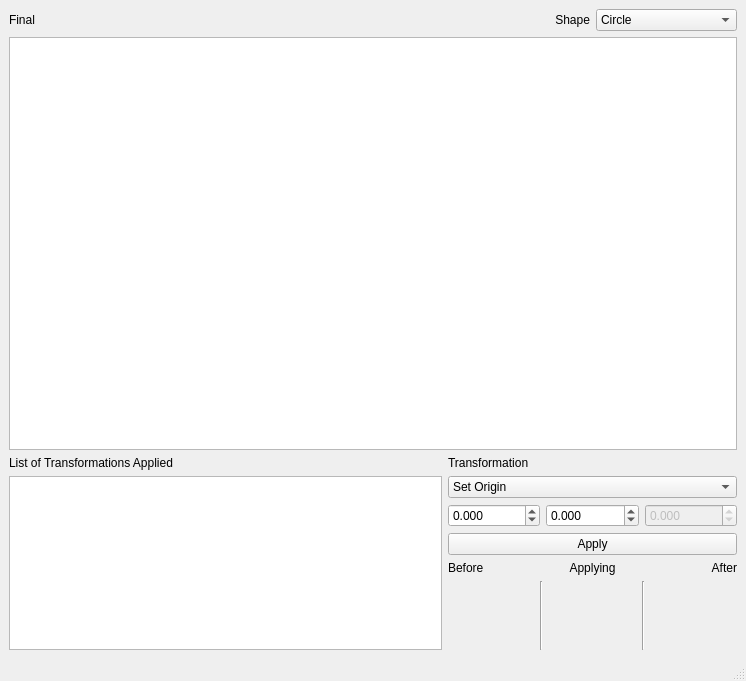
The window that mainwindow.ui (osamakawish/QtTransformations) describes before a commit, drawn with Qt 5.
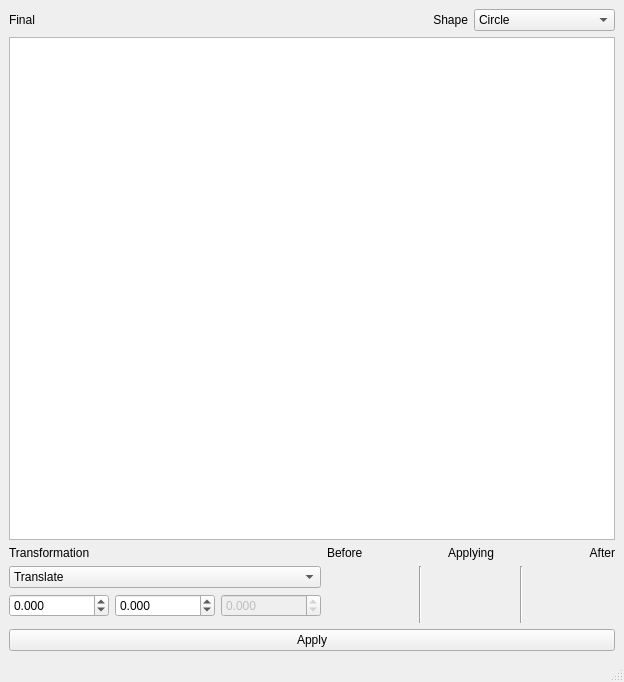
The same window after the commit. Custom widgets are drawn as their Qt base class.

Commit message:
Software programming complete. UI designing left.
Removed list view for this version.
Set origin changed to move origin.
Should add final origin point somewhere.

What changed in the file:
```diff
--- a/mainwindow.ui
+++ b/mainwindow.ui
@@ -6,22 +6,15 @@
    <rect>
     <x>0</x>
     <y>0</y>
-    <width>746</width>
-    <height>681</height>
+    <width>624</width>
+    <height>682</height>
    </rect>
   </property>
   <property name="windowTitle">
    <string>MainWindow</string>
   </property>
   <widget class="QWidget" name="centralwidget">
-   <layout class="QGridLayout" name="gridLayout" rowstretch="0,6,0,0,0,0,0,1" columnstretch="3,2">
-    <item row="0" column="0">
-     <widget class="QLabel" name="finalLabel">
-      <property name="text">
-       <string>Final</string>
-      </property>
-     </widget>
-    </item>
+   <layout class="QGridLayout" name="gridLayout" rowstretch="0,6,0,0,0,0,0,0,0,0" columnstretch="3,2">
     <item row="0" column="1">
      <layout class="QHBoxLayout" name="horizontalLayout_2">
       <item>
@@ -55,145 +48,17 @@
       </item>
      </layout>
     </item>
-    <item row="2" column="0">
-     <widget class="QLabel" name="transformListLabel">
-      <property name="text">
-       <string>List of Transformations Applied</string>
+    <item row="1" column="0" colspan="2">
+     <widget class="QGraphicsView" name="graphicsViewFinal">
+      <property name="dragMode">
+       <enum>QGraphicsView::ScrollHandDrag</enum>
       </property>
-     </widget>
-    </item>
-    <item row="2" column="1">
-     <widget class="QLabel" name="transformationLabel">
-      <property name="text">
-       <string>Transformation</string>
+      <property name="viewportUpdateMode">
+       <enum>QGraphicsView::NoViewportUpdate</enum>
       </property>
      </widget>
     </item>
-    <item row="3" column="0" rowspan="5">
-     <widget class="QListView" name="listView"/>
-    </item>
-    <item row="3" column="1">
-     <widget class="QComboBox" name="transformComboBox">
-      <item>
-       <property name="text">
-        <string>Set Origin</string>
-       </property>
-      </item>
-      <item>
-       <property name="text">
-        <string>Translate</string>
-       </property>
-      </item>
-      <item>
-       <property name="text">
-        <string>Scale</string>
-       </property>
-      </item>
-      <item>
-       <property name="text">
-        <string>Shear</string>
-       </property>
-      </item>
-      <item>
-       <property name="text">
-        <string>Project</string>
-       </property>
-      </item>
-     </widget>
-    </item>
-    <item row="4" column="1">
-     <layout class="QHBoxLayout" name="horizontalLayout">
-      <item>
-       <widget class="QDoubleSpinBox" name="xSpinBox">
-        <property name="sizePolicy">
-         <sizepolicy hsizetype="Fixed" vsizetype="Fixed">
-          <horstretch>0</horstretch>
-          <verstretch>0</verstretch>
-         </sizepolicy>
-        </property>
-        <property name="maximumSize">
-         <size>
-          <width>100</width>
-          <height>16777215</height>
-         </size>
-        </property>
-        <property name="decimals">
-         <number>3</number>
-        </property>
-        <property name="minimum">
-         <double>-999.999000000000024</double>
-        </property>
-        <property name="maximum">
-         <double>999.999000000000024</double>
-        </property>
-       </widget>
-      </item>
-      <item>
-       <widget class="QDoubleSpinBox" name="ySpinBox">
-        <property name="sizePolicy">
-         <sizepolicy hsizetype="Fixed" vsizetype="Fixed">
-          <horstretch>0</horstretch>
-          <verstretch>0</verstretch>
-         </sizepolicy>
-        </property>
-        <property name="maximumSize">
-         <size>
-          <width>100</width>
-          <height>16777215</height>
-         </size>
-        </property>
-        <property name="decimals">
-         <number>3</number>
-        </property>
-        <property name="minimum">
-         <double>-999.999000000000024</double>
-        </property>
-        <property name="maximum">
-         <double>999.999000000000024</double>
-        </property>
-       </widget>
-      </item>
-      <item>
-       <widget class="QDoubleSpinBox" name="zSpinBox">
-        <property name="enabled">
-         <bool>false</bool>
-        </property>
-        <property name="sizePolicy">
-         <sizepolicy hsizetype="Fixed" vsizetype="Fixed">
-          <horstretch>0</horstretch>
-          <verstretch>0</verstretch>
-         </sizepolicy>
-        </property>
-        <property name="maximumSize">
-         <size>
-          <width>100</width>
-          <height>16777215</height>
-         </size>
-        </property>
-        <property name="decimals">
-         <number>3</number>
-        </property>
-        <property name="minimum">
-         <double>-999.999000000000024</double>
-        </property>
-        <property name="maximum">
-         <double>999.999000000000024</double>
-        </property>
-        <property name="singleStep">
-         <double>0.100000000000000</double>
-        </property>
-       </widget>
-      </item>
-     </layout>
-    </item>
     <item row="5" column="1">
-     <widget class="QPushButton" name="applyButton">
-      <property name="text">
-       <string>Apply</string>
-      </property>
-     </widget>
-    </item>
-    <item row="6" column="1">
      <layout class="QHBoxLayout" name="matrixLabelLayout">
       <item>
        <widget class="QLabel" name="beforeLabel">
@@ -239,7 +104,14 @@
       </item>
      </layout>
     </item>
-    <item row="7" column="1">
+    <item row="0" column="0">
+     <widget class="QLabel" name="finalLabel">
+      <property name="text">
+       <string>Final</string>
+      </property>
+     </widget>
+    </item>
+    <item row="6" column="1" rowspan="3">
      <layout class="QHBoxLayout" name="matrixLayout" stretch="1,0,1,0,1">
       <item>
        <widget class="TransformGrid" name="beforeGrid" native="true"/>
@@ -266,13 +138,140 @@
       </item>
      </layout>
     </item>
-    <item row="1" column="0" colspan="2">
-     <widget class="QGraphicsView" name="graphicsViewFinal">
-      <property name="dragMode">
-       <enum>QGraphicsView::ScrollHandDrag</enum>
+    <item row="7" column="0">
+     <layout class="QHBoxLayout" name="horizontalLayout">
+      <item>
+       <widget class="QDoubleSpinBox" name="xSpinBox">
+        <property name="sizePolicy">
+         <sizepolicy hsizetype="Fixed" vsizetype="Fixed">
+          <horstretch>0</horstretch>
+          <verstretch>0</verstretch>
+         </sizepolicy>
+        </property>
+        <property name="maximumSize">
+         <size>
+          <width>100</width>
+          <height>16777215</height>
+         </size>
+        </property>
+        <property name="decimals">
+         <number>3</number>
+        </property>
+        <property name="minimum">
+         <double>-999.999000000000024</double>
+        </property>
+        <property name="maximum">
+         <double>999.999000000000024</double>
+        </property>
+        <property name="singleStep">
+         <double>10.000000000000000</double>
+        </property>
+       </widget>
+      </item>
+      <item>
+       <widget class="QDoubleSpinBox" name="ySpinBox">
+        <property name="sizePolicy">
+         <sizepolicy hsizetype="Fixed" vsizetype="Fixed">
+          <horstretch>0</horstretch>
+          <verstretch>0</verstretch>
+         </sizepolicy>
+        </property>
+        <property name="maximumSize">
+         <size>
+          <width>100</width>
+          <height>16777215</height>
+         </size>
+        </property>
+        <property name="decimals">
+         <number>3</number>
+        </property>
+        <property name="minimum">
+         <double>-999.999000000000024</double>
+        </property>
+        <property name="maximum">
+         <double>999.999000000000024</double>
+        </property>
+        <property name="singleStep">
+         <double>10.000000000000000</double>
+        </property>
+       </widget>
+      </item>
+      <item>
+       <widget class="QDoubleSpinBox" name="zSpinBox">
+        <property name="enabled">
+         <bool>false</bool>
+        </property>
+        <property name="sizePolicy">
+         <sizepolicy hsizetype="Fixed" vsizetype="Fixed">
+          <horstretch>0</horstretch>
+          <verstretch>0</verstretch>
+         </sizepolicy>
+        </property>
+        <property name="maximumSize">
+         <size>
+          <width>100</width>
+          <height>16777215</height>
+         </size>
+        </property>
+        <property name="decimals">
+         <number>3</number>
+        </property>
+        <property name="minimum">
+         <double>-999.999000000000024</double>
+        </property>
+        <property name="maximum">
+         <double>999.999000000000024</double>
+        </property>
+        <property name="singleStep">
+         <double>0.100000000000000</double>
+        </property>
+       </widget>
+      </item>
+     </layout>
+    </item>
+    <item row="5" column="0">
+     <widget class="QLabel" name="transformationLabel">
+      <property name="text">
+       <string>Transformation</string>
       </property>
-      <property name="viewportUpdateMode">
-       <enum>QGraphicsView::NoViewportUpdate</enum>
+     </widget>
+    </item>
+    <item row="6" column="0">
+     <widget class="QComboBox" name="transformComboBox">
+      <property name="currentIndex">
+       <number>1</number>
+      </property>
+      <item>
+       <property name="text">
+        <string>Move Origin</string>
+       </property>
+      </item>
+      <item>
+       <property name="text">
+        <string>Translate</string>
+       </property>
+      </item>
+      <item>
+       <property name="text">
+        <string>Scale</string>
+       </property>
+      </item>
+      <item>
+       <property name="text">
+        <string>Shear</string>
+       </property>
+      </item>
+      <item>
+       <property name="text">
+        <string>Project</string>
+       </property>
+      </item>
+     </widget>
+    </item>
+    <item row="9" column="0" colspan="2">
+     <widget class="QPushButton" name="applyButton">
+      <property name="text">
+       <string>Apply</string>
       </property>
      </widget>
     </item>
```
Left out of the diff: 2 changed lines with no effect on the pictures. The commit also changes 4 other files.
